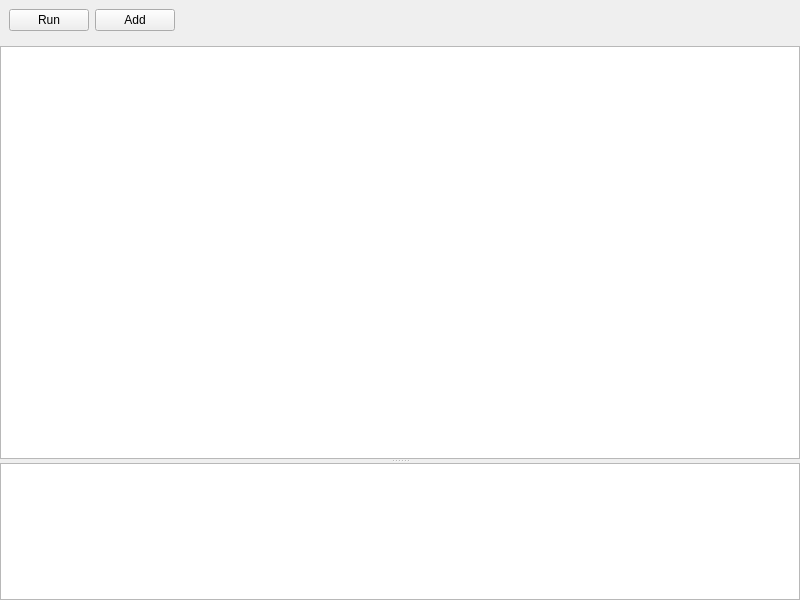
First picture: the form in uitester/ui/case_run/case_run.ui, repository IfengAutomation/uitester, before the edit.
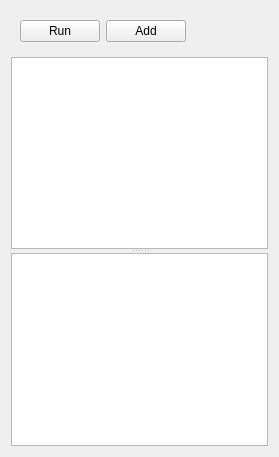
Second picture: the form after the edit. Icons and pictures are not drawn.

Commit message: remove unused import/class, update case name color

Diff of the .ui file:
```diff
--- a/uitester/ui/case_run/case_run.ui
+++ b/uitester/ui/case_run/case_run.ui
@@ -6,8 +6,8 @@
    <rect>
     <x>0</x>
     <y>0</y>
-    <width>800</width>
-    <height>600</height>
+    <width>279</width>
+    <height>457</height>
    </rect>
   </property>
   <property name="sizePolicy">
@@ -20,18 +20,6 @@
    <string>Form</string>
   </property>
   <layout class="QVBoxLayout" name="verticalLayout">
-   <property name="leftMargin">
-    <number>0</number>
-   </property>
-   <property name="topMargin">
-    <number>0</number>
-   </property>
-   <property name="rightMargin">
-    <number>0</number>
-   </property>
-   <property name="bottomMargin">
-    <number>0</number>
-   </property>
    <item>
     <widget class="QWidget" name="widget" native="true">
      <layout class="QHBoxLayout" name="horizontalLayout_2">
@@ -90,23 +78,7 @@
      <property name="orientation">
       <enum>Qt::Vertical</enum>
      </property>
-     <property name="opaqueResize">
-      <bool>true</bool>
-     </property>
-     <widget class="QTextBrowser" name="casearea">
-      <property name="sizePolicy">
-       <sizepolicy hsizetype="Expanding" vsizetype="Expanding">
-        <horstretch>0</horstretch>
-        <verstretch>3</verstretch>
-       </sizepolicy>
-      </property>
-      <property name="font">
-       <font>
-        <family>Agency FB</family>
-        <pointsize>9</pointsize>
-       </font>
-      </property>
-     </widget>
+     <widget class="QTableView" name="case_table_view"/>
      <widget class="QTextBrowser" name="logarea">
       <property name="sizePolicy">
        <sizepolicy hsizetype="Expanding" vsizetype="Expanding">
```
Left out of the diff: 2 changed lines with no effect on the pictures. The commit also changes 3 other files.
